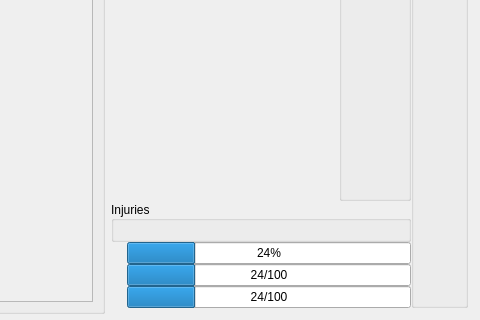
Before: the Qt Designer form assets/ui/main.ui in pierce-smith1/aor, drawn with Qt 5; both pictures show x 820 to 1300 and y 530 to 850 of the 1300 by 850 pixel window.
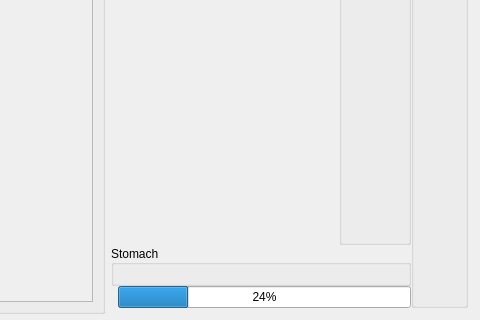
After: the same form once the commit is applied. Icons and pictures are not drawn.

Diff of the .ui file:
```diff
--- a/assets/ui/main.ui
+++ b/assets/ui/main.ui
@@ -146,7 +146,7 @@
               <rect>
                <x>0</x>
                <y>0</y>
-               <width>769</width>
+               <width>770</width>
                <height>373</height>
               </rect>
              </property>
@@ -338,55 +338,41 @@
           <property name="spacing">
            <number>0</number>
           </property>
+          <item row="0" column="1" rowspan="3">
+           <widget class="QGroupBox" name="skills_box">
+            <property name="sizePolicy">
+             <sizepolicy hsizetype="Minimum" vsizetype="Preferred">
+              <horstretch>0</horstretch>
+              <verstretch>0</verstretch>
+             </sizepolicy>
+            </property>
+            <property name="maximumSize">
+             <size>
+              <width>16777215</width>
+              <height>16777215</height>
+             </size>
+            </property>
+            <property name="title">
+             <string>Skills</string>
+            </property>
+            <layout class="QVBoxLayout" name="verticalLayout"/>
+           </widget>
+          </item>
           <item row="2" column="0">
            <layout class="QGridLayout" name="gridLayout_5">
-            <item row="2" column="0">
-             <widget class="QLabel" name="spirit_icon">
+            <item row="0" column="0">
+             <widget class="QLabel" name="time_icon">
               <property name="sizePolicy">
-               <sizepolicy hsizetype="Minimum" vsizetype="Preferred">
+               <sizepolicy hsizetype="Maximum" vsizetype="Minimum">
                 <horstretch>0</horstretch>
                 <verstretch>0</verstretch>
                </sizepolicy>
               </property>
-              <property name="maximumSize">
-               <size>
-                <width>16</width>
-                <height>16777215</height>
-               </size>
-              </property>
               <property name="text">
                <string/>
               </property>
               <property name="pixmap">
-               <pixmap resource="../../images.qrc">:/assets/img/icons/spirit.png</pixmap>
-              </property>
-             </widget>
-            </item>
-            <item row="3" column="1">
-             <widget class="QProgressBar" name="energy_bar">
-              <property name="sizePolicy">
-               <sizepolicy hsizetype="Minimum" vsizetype="Minimum">
-                <horstretch>0</horstretch>
-                <verstretch>0</verstretch>
-               </sizepolicy>
-              </property>
-              <property name="maximumSize">
-               <size>
-                <width>16777215</width>
-                <height>80</height>
-               </size>
-              </property>
-              <property name="toolTip">
-               <string>&lt;html&gt;&lt;head/&gt;&lt;body&gt;&lt;p&gt;This is the current explorer's &lt;span style=&quot; font-weight:600;&quot;&gt;energy.&lt;/span&gt;&lt;/p&gt;&lt;p&gt;Energy is required for her to use tools. You can refill it by eating food recovered from &lt;span style=&quot; font-weight:600;&quot;&gt;foraging.&lt;/span&gt;&lt;/p&gt;&lt;p&gt;If her energy reaches 0, she will sustain continous injury until it is raised above 0 again.&lt;/p&gt;&lt;/body&gt;&lt;/html&gt;</string>
-              </property>
-              <property name="maximum">
-               <number>100</number>
-              </property>
-              <property name="value">
-               <number>24</number>
-              </property>
-              <property name="format">
-               <string>%v/%m</string>
+               <pixmap resource="../../images.qrc">:/assets/img/icons/arrow.png</pixmap>
               </property>
              </widget>
             </item>
@@ -421,94 +407,8 @@
               </property>
              </widget>
             </item>
-            <item row="0" column="0">
-             <widget class="QLabel" name="time_icon">
-              <property name="sizePolicy">
-               <sizepolicy hsizetype="Minimum" vsizetype="Minimum">
-                <horstretch>0</horstretch>
-                <verstretch>0</verstretch>
-               </sizepolicy>
-              </property>
-              <property name="text">
-               <string/>
-              </property>
-              <property name="pixmap">
-               <pixmap resource="../../images.qrc">:/assets/img/icons/arrow.png</pixmap>
-              </property>
-             </widget>
-            </item>
-            <item row="3" column="0">
-             <widget class="QLabel" name="energy_icon">
-              <property name="sizePolicy">
-               <sizepolicy hsizetype="Minimum" vsizetype="Preferred">
-                <horstretch>0</horstretch>
-                <verstretch>0</verstretch>
-               </sizepolicy>
-              </property>
-              <property name="pixmap">
-               <pixmap resource="../../images.qrc">:/assets/img/icons/bolt.png</pixmap>
-              </property>
-             </widget>
-            </item>
-            <item row="2" column="1">
-             <widget class="QProgressBar" name="spirit_bar">
-              <property name="sizePolicy">
-               <sizepolicy hsizetype="Minimum" vsizetype="Minimum">
-                <horstretch>0</horstretch>
-                <verstretch>0</verstretch>
-               </sizepolicy>
-              </property>
-              <property name="maximumSize">
-               <size>
-                <width>16777215</width>
-                <height>80</height>
-               </size>
-              </property>
-              <property name="toolTip">
-               <string>&lt;html&gt;&lt;head/&gt;&lt;body&gt;&lt;p&gt;This is the current explorer's &lt;span style=&quot; font-weight:600;&quot;&gt;spirit&lt;/span&gt;. &lt;/p&gt;&lt;p&gt;Every action she takes drains a small amount of spirit. She can refill it by &lt;span style=&quot; font-weight:600;&quot;&gt;defiling&lt;/span&gt; an item. Drag any non-consumable to her portrait to have her defile it for &lt;span style=&quot; font-weight:600;&quot;&gt;25 spirit per level &lt;/span&gt;of the defiled item.&lt;/p&gt;&lt;p&gt;If her spirit reaches 0, she will sustain continuous injury until it is raised above 0 again.&lt;/p&gt;&lt;/body&gt;&lt;/html&gt;</string>
-              </property>
-              <property name="whatsThis">
-               <string/>
-              </property>
-              <property name="value">
-               <number>24</number>
-              </property>
-              <property name="format">
-               <string>%v/%m</string>
-              </property>
-             </widget>
-            </item>
            </layout>
           </item>
-          <item row="1" column="0">
-           <widget class="QGroupBox" name="effect_group">
-            <property name="sizePolicy">
-             <sizepolicy hsizetype="Minimum" vsizetype="Minimum">
-              <horstretch>0</horstretch>
-              <verstretch>0</verstretch>
-             </sizepolicy>
-            </property>
-            <property name="maximumSize">
-             <size>
-              <width>16777215</width>
-              <height>100</height>
-             </size>
-            </property>
-            <property name="toolTip">
-             <string/>
-            </property>
-            <property name="title">
-             <string>Injuries</string>
-            </property>
-            <property name="alignment">
-             <set>Qt::AlignLeading|Qt::AlignLeft|Qt::AlignVCenter</set>
-            </property>
-            <property name="flat">
-             <bool>false</bool>
-            </property>
-            <layout class="QHBoxLayout" name="horizontalLayout_3"/>
-           </widget>
-          </item>
           <item row="0" column="0">
            <widget class="QWidget" name="player_widget" native="true">
             <property name="sizePolicy">
@@ -622,10 +522,10 @@
             </layout>
            </widget>
           </item>
-          <item row="0" column="1" rowspan="3">
-           <widget class="QGroupBox" name="skills_box">
+          <item row="1" column="0">
+           <widget class="QGroupBox" name="stomach_group">
             <property name="sizePolicy">
-             <sizepolicy hsizetype="Minimum" vsizetype="Preferred">
+             <sizepolicy hsizetype="Minimum" vsizetype="Minimum">
               <horstretch>0</horstretch>
               <verstretch>0</verstretch>
              </sizepolicy>
@@ -633,13 +533,22 @@
             <property name="maximumSize">
              <size>
               <width>16777215</width>
-              <height>16777215</height>
+              <height>100</height>
              </size>
             </property>
+            <property name="toolTip">
+             <string/>
+            </property>
             <property name="title">
-             <string>Skills</string>
+             <string>Stomach</string>
             </property>
-            <layout class="QVBoxLayout" name="verticalLayout"/>
+            <property name="alignment">
+             <set>Qt::AlignLeading|Qt::AlignLeft|Qt::AlignVCenter</set>
+            </property>
+            <property name="flat">
+             <bool>false</bool>
+            </property>
+            <layout class="QHBoxLayout" name="horizontalLayout_3"/>
            </widget>
           </item>
          </layout>
@@ -1297,7 +1206,7 @@
                  <rect>
                   <x>0</x>
                   <y>0</y>
-                  <width>501</width>
+                  <width>502</width>
                   <height>387</height>
                  </rect>
                 </property>
```
